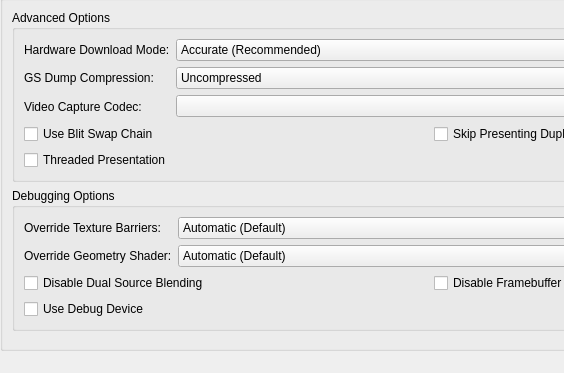
Above: pcsx2-qt/Settings/GraphicsSettingsWidget.ui from PCSX2/pcsx2 before the change; both pictures show x 0 to 564 and y 128 to 501 of the 861 by 501 pixel window. Below: the same form after it.
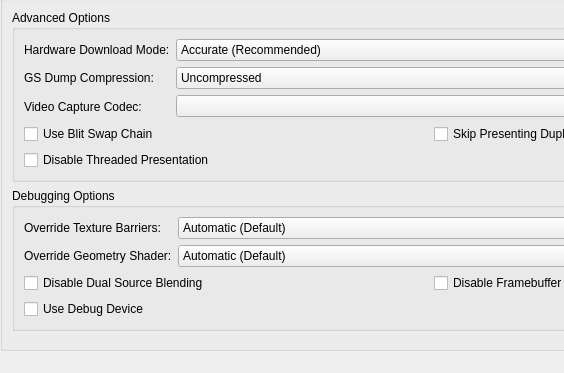
That is the form after the change. The open tabs and pages were chosen to show the change.

Commit message: GS: Make VK threaded presentation the default

```diff
--- a/pcsx2-qt/Settings/GraphicsSettingsWidget.ui
+++ b/pcsx2-qt/Settings/GraphicsSettingsWidget.ui
@@ -1710,7 +1710,7 @@
             <item row="1" column="0">
              <widget class="QCheckBox" name="threadedPresentation">
               <property name="text">
-               <string>Threaded Presentation</string>
+               <string>Disable Threaded Presentation</string>
               </property>
              </widget>
             </item>
```
Left out of the diff: 2 changed lines with no effect on the pictures. The commit also changes 6 other files.
